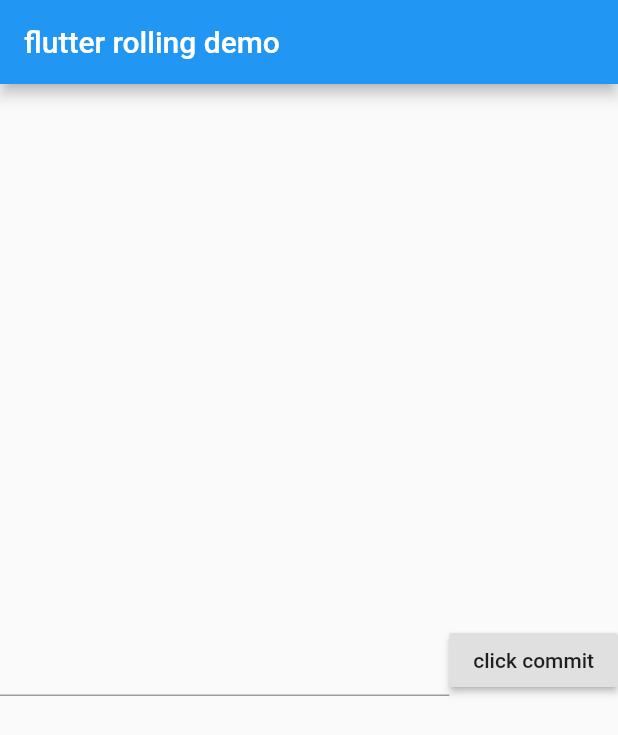
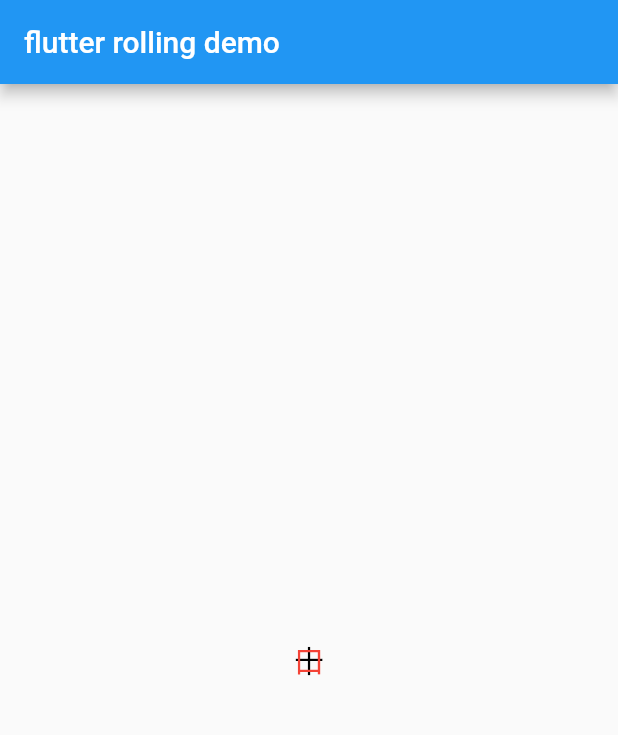
Before and after one commit to wholeGale/helloflutter, a Flutter app: the screen it shows after launch, on a phone screen of 412 x 824 dp. Shown: the top 735 px of the screen. Run offline on Flutter 3.47's test engine with Material 2 defaults, Android fonts, the phone set to English and light mode, and no system bars.

Commit message:
叠加布局Stack

```diff
--- a/lib/main.dart
+++ b/lib/main.dart
@@ -8,6 +8,7 @@ import 'package:second_flutter_app/widgets/TestColumnWidget.dart';
 import 'package:second_flutter_app/widgets/TestContainerWidget.dart';
 import 'package:second_flutter_app/widgets/TestImageWidget.dart';
 import 'package:second_flutter_app/widgets/TestRowWidget.dart';
+import 'package:second_flutter_app/widgets/TestStackWidget.dart';
 import 'package:second_flutter_app/widgets/TestTextWidget.dart';
 
 void main(){
@@ -28,10 +29,11 @@ class MyApp extends StatelessWidget{
 //          child: TestTextWidget(),
 //          child: TestImageWidget(),
 //          child: TestButtonWidget(),
-          child: MessageFormWidget(),
+//          child: MessageFormWidget(),
 //          child: TestContainerWidget(),
 //          child: TestRowWidget(),
 //          child: TestColumnWidget(),
+          child: TestStackWidget(),
         ),
       ),
     );
--- /dev/null
+++ b/lib/widgets/TestStackWidget.dart
@@ -0,0 +1,38 @@
+import 'package:flutter/material.dart';
+
+/**
+ * @Author: xiangzhenbiao
+ * @Date: 2019-01-01 12:05
+ * @Description: 叠加布局Stack
+ */
+class TestStackWidget extends StatelessWidget{
+  @override
+  Widget build(BuildContext context) {
+    return Stack(
+      children: <Widget>[
+        Container(
+        child: Center(
+          child: Text(
+            '十',
+            style: TextStyle(
+              color: Colors.black,
+              fontSize: 20.0,
+            ),
+    ),
+    ),
+    ),
+        Container(
+        child: Center(
+          child: Text(
+            '口',
+            style: TextStyle(
+              color: Colors.red,
+              fontSize: 20.0,
+            ),
+    ),
+    ),
+    )
+      ],
+    );
+  }
+}
```
